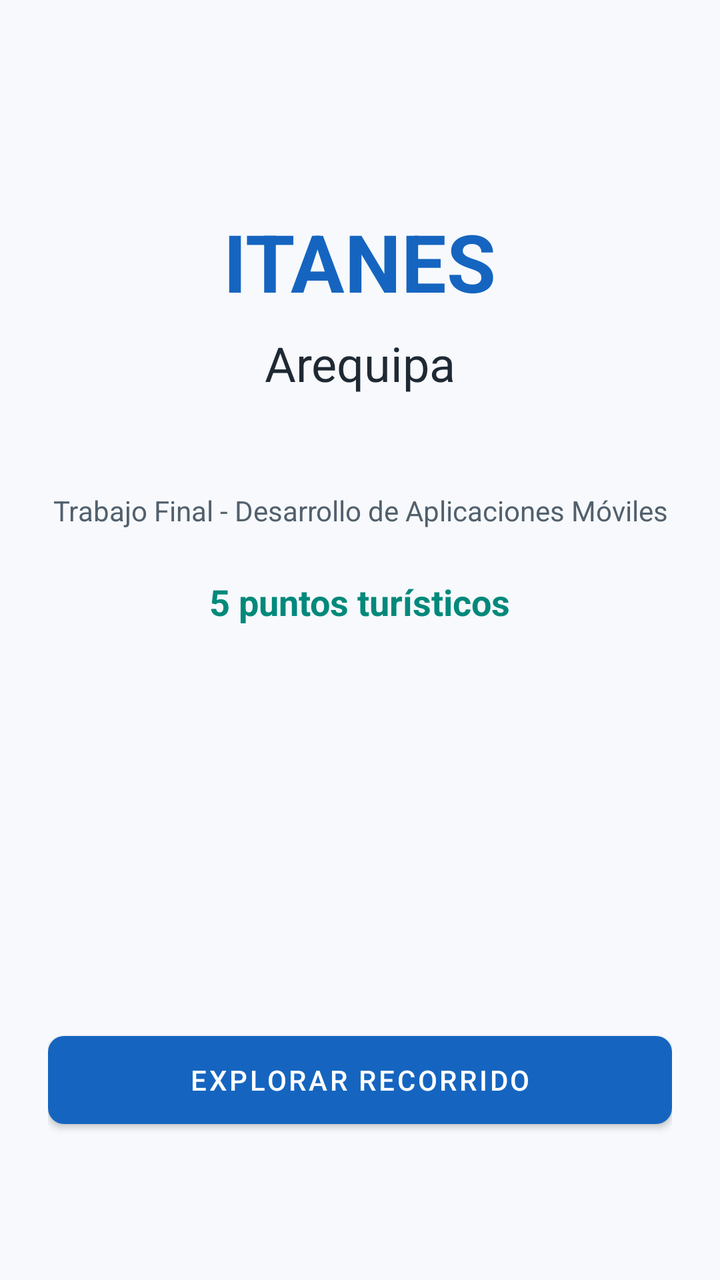
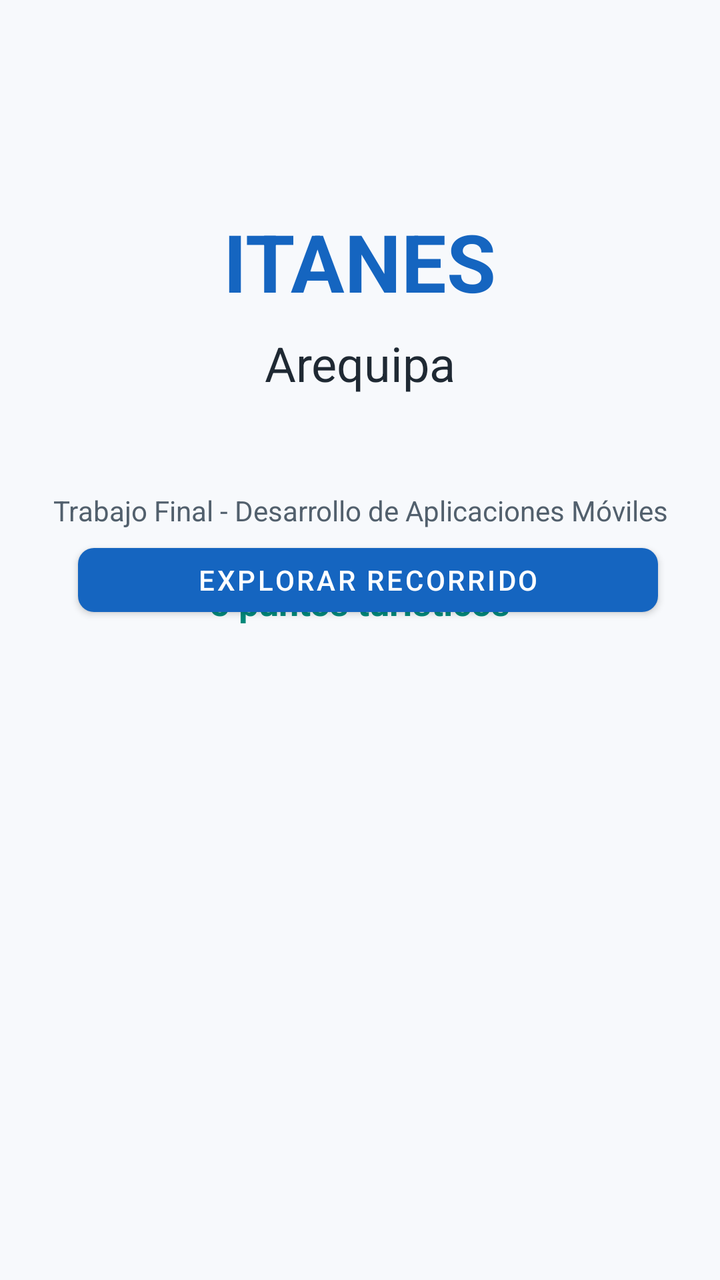

An Android layout rendered at two revisions. The XML below is the earlier revision; the diff shows what the commit changed to produce the second picture.
<!-- AndroidManifest.xml: application theme Theme.Miguelruiz -->
<!-- res/layout/activity_main.xml -->
<?xml version="1.0" encoding="utf-8"?>
<androidx.constraintlayout.widget.ConstraintLayout xmlns:android="http://schemas.android.com/apk/res/android"
    xmlns:app="http://schemas.android.com/apk/res-auto"
    xmlns:tools="http://schemas.android.com/tools"
    android:id="@+id/main"
    android:layout_width="match_parent"
    android:layout_height="match_parent"
    android:background="@color/color_background"
    android:padding="24dp"
    tools:context=".MainActivity">

    <TextView
        android:id="@+id/textAppName"
        android:layout_width="wrap_content"
        android:layout_height="wrap_content"
        android:layout_marginTop="80dp"
        android:text="@string/app_name"
        android:textColor="@color/color_primary"
        android:textSize="40sp"
        android:textStyle="bold"
        app:layout_constraintEnd_toEndOf="parent"
        app:layout_constraintStart_toStartOf="parent"
        app:layout_constraintTop_toTopOf="parent" />

    <TextView
        android:id="@+id/textTourName"
        android:layout_width="wrap_content"
        android:layout_height="wrap_content"
        android:layout_marginTop="8dp"
        android:text="@string/tour_name"
        android:textColor="@color/text_primary"
        android:textSize="24sp"
        app:layout_constraintEnd_toEndOf="parent"
        app:layout_constraintStart_toStartOf="parent"
        app:layout_constraintTop_toBottomOf="@id/textAppName" />

    <TextView
        android:id="@+id/textCourse"
        android:layout_width="0dp"
        android:layout_height="wrap_content"
        android:layout_marginTop="48dp"
        android:gravity="center"
        android:text="@string/course_text"
        android:textColor="@color/text_secondary"
        android:textSize="14sp"
        app:layout_constraintEnd_toEndOf="parent"
        app:layout_constraintStart_toStartOf="parent"
        app:layout_constraintTop_toBottomOf="@id/textTourName" />

    <TextView
        android:id="@+id/textPlacesCount"
        android:layout_width="wrap_content"
        android:layout_height="wrap_content"
        android:layout_marginTop="24dp"
        android:text="@string/places_count"
        android:textColor="@color/color_secondary"
        android:textSize="18sp"
        android:textStyle="bold"
        app:layout_constraintEnd_toEndOf="parent"
        app:layout_constraintStart_toStartOf="parent"
        app:layout_constraintTop_toBottomOf="@id/textCourse" />

    <com.google.android.material.button.MaterialButton
        android:id="@+id/buttonExplore"
        android:layout_width="match_parent"
        android:layout_height="wrap_content"
        android:layout_marginBottom="48dp"
        android:minHeight="56dp"
        android:text="@string/button_explore"
        android:textColor="@color/text_on_primary"
        app:backgroundTint="@color/color_primary"
        app:cornerRadius="8dp"
        app:layout_constraintBottom_toBottomOf="parent"
        app:layout_constraintEnd_toEndOf="parent"
        app:layout_constraintStart_toStartOf="parent" />

</androidx.constraintlayout.widget.ConstraintLayout>
<!-- resources referenced by this layout -->
<resources>
  <color name="color_background">#F7F9FC</color>
  <color name="color_primary">#1565C0</color>
  <color name="color_secondary">#00897B</color>
  <color name="text_on_primary">#FFFFFF</color>
  <color name="text_primary">#1F2933</color>
  <color name="text_secondary">#52606D</color>
  <string name="app_name">ITANES</string>
  <string name="button_explore">Explorar recorrido</string>
  <string name="course_text">Trabajo Final - Desarrollo de Aplicaciones Móviles</string>
  <string name="places_count">5 puntos turísticos</string>
  <string name="tour_name">Arequipa</string>
  <style name="Theme.Miguelruiz" parent="Base.Theme.Miguelruiz" />
  <style name="Base.Theme.Miguelruiz" parent="Theme.MaterialComponents.DayNight.NoActionBar">
          
          <item name="colorPrimary">@color/color_primary</item>
          <item name="colorPrimaryVariant">@color/color_primary_dark</item>
          <item name="colorOnPrimary">@color/text_on_primary</item>
          
          <item name="colorSecondary">@color/color_secondary</item>
          <item name="colorSecondaryVariant">@color/color_secondary</item>
          <item name="colorOnSecondary">@color/text_on_primary</item>
          
          <item name="android:statusBarColor">?attr/colorPrimaryVariant</item>
          
          <item name="android:windowBackground">@color/color_background</item>
          <item name="colorSurface">@color/color_surface</item>
          <item name="colorError">@color/color_error</item>
      </style>
  <color name="color_primary_dark">#0D47A1</color>
  <color name="color_surface">#FFFFFF</color>
  <color name="color_error">#B3261E</color>
</resources>

<!-- the commit's change to res/layout/activity_main.xml (unified diff, before → after) -->
@@ -62,9 +62,9 @@
 
     <com.google.android.material.button.MaterialButton
         android:id="@+id/buttonExplore"
-        android:layout_width="match_parent"
-        android:layout_height="wrap_content"
-        android:layout_marginBottom="48dp"
+        android:layout_width="290dp"
+        android:layout_height="44dp"
+        android:layout_marginBottom="304dp"
         android:minHeight="56dp"
         android:text="@string/button_explore"
         android:textColor="@color/text_on_primary"
@@ -72,6 +72,7 @@
         app:cornerRadius="8dp"
         app:layout_constraintBottom_toBottomOf="parent"
         app:layout_constraintEnd_toEndOf="parent"
+        app:layout_constraintHorizontal_bias="0.684"
         app:layout_constraintStart_toStartOf="parent" />
 
 </androidx.constraintlayout.widget.ConstraintLayout>
